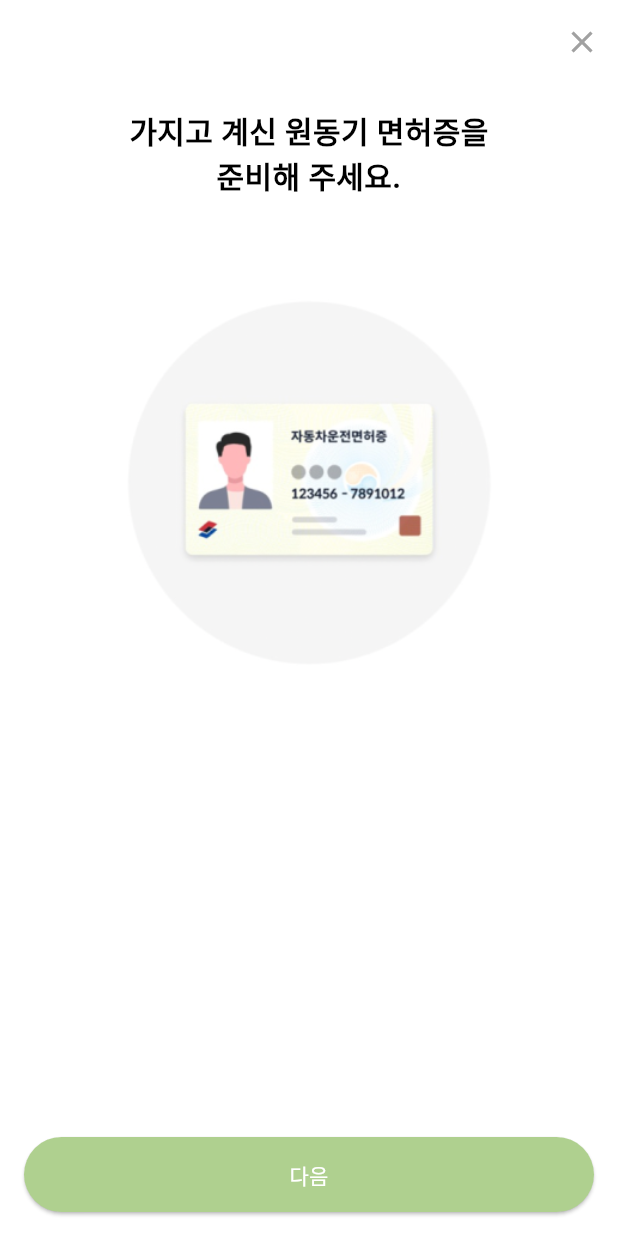
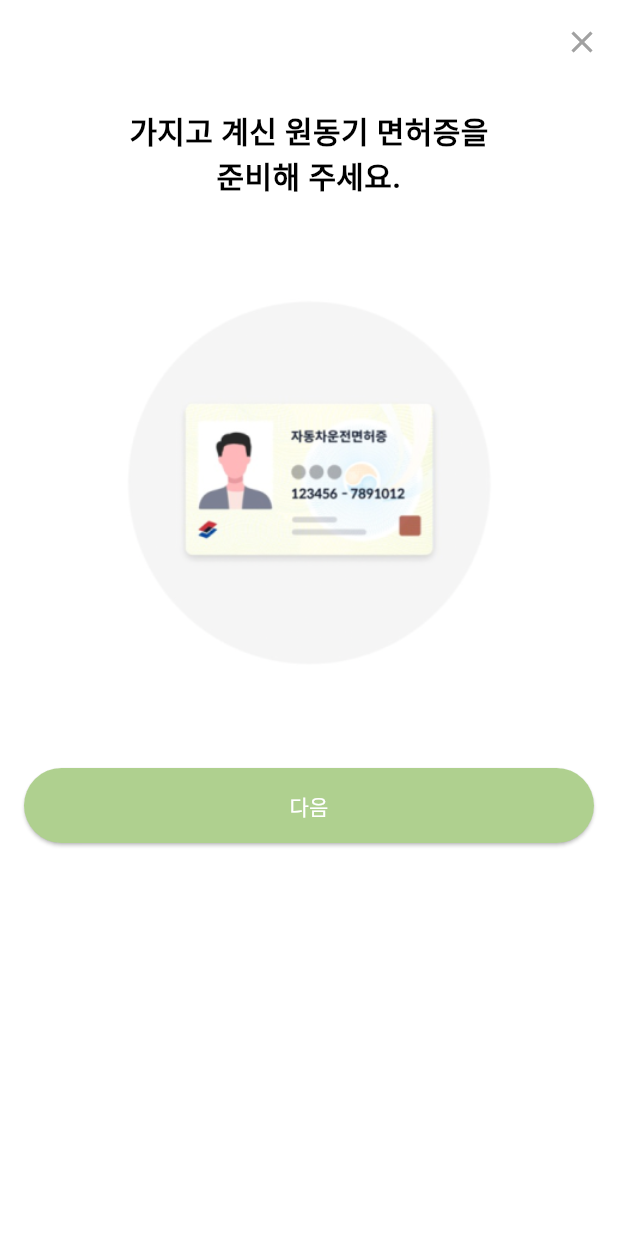
Before and after one commit to safeT-CE/Flutter_main, a Flutter app: the IdHowPage screen opened by its route, on a phone screen of 412 x 824 dp. Run offline on Flutter 3.47's test engine with Material 3 defaults, Android fonts, the phone set to English and light mode, and no system bars; our stand-ins replace camera, geolocator, shared_preferences; missing offline and left inert: google_ml_kit, kakao_map_plugin, qr_code_scanner; accounts and stored records are empty.

Commit message:
💄fix overflow

```diff
--- a/lib/pages/auth_idcard_how_page.dart
+++ b/lib/pages/auth_idcard_how_page.dart
@@ -1,7 +1,6 @@
 import 'dart:io';
 import 'package:flutter/material.dart';
 import 'package:safet/main.dart';
-
 
 class IdHowPage extends StatelessWidget {
   @override
@@ -13,7 +12,7 @@ class IdHowPage extends StatelessWidget {
         automaticallyImplyLeading: false,
         actions: [
           IconButton(
-            icon: Icon(Icons.close,color: safeTgray),
+            icon: Icon(Icons.close, color: safeTgray),
             onPressed: () {
               Navigator.pop(context);
             },
@@ -21,7 +20,8 @@ class IdHowPage extends StatelessWidget {
         ],
       ),
       backgroundColor: Colors.white,
-      body: Padding(
+      body: SingleChildScrollView(
+        child: Padding(
           padding: const EdgeInsets.all(16.0),
           child: Column(
             mainAxisAlignment: MainAxisAlignment.center,
@@ -36,7 +36,7 @@ class IdHowPage extends StatelessWidget {
                 'assets/image/auth_idcard.png',
                 width: 260,
               ),
-            Spacer(),
+              SizedBox(height: 60), // Spacer 대신 크기를 조정해 줌
               ElevatedButton(
                 style: ElevatedButton.styleFrom(
                   backgroundColor: safeTgreen,
@@ -54,6 +54,7 @@ class IdHowPage extends StatelessWidget {
             ],
           ),
         ),
+      ),
     );
   }
 }
```
Lines whose indentation alone changed are shown as unchanged.
